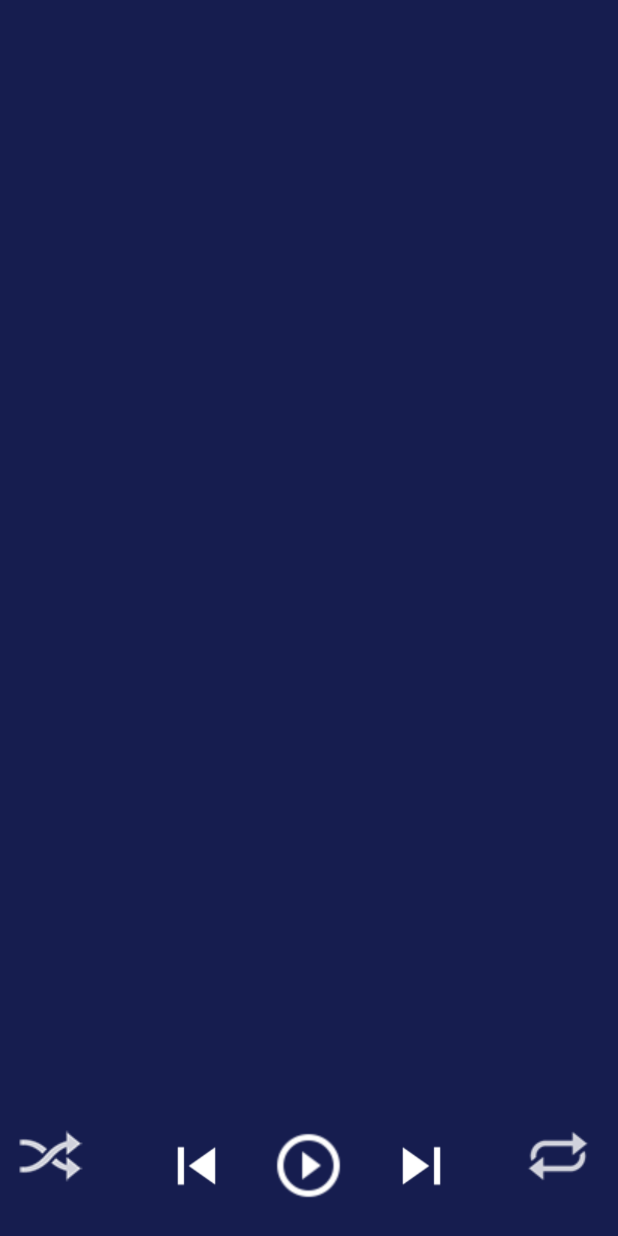
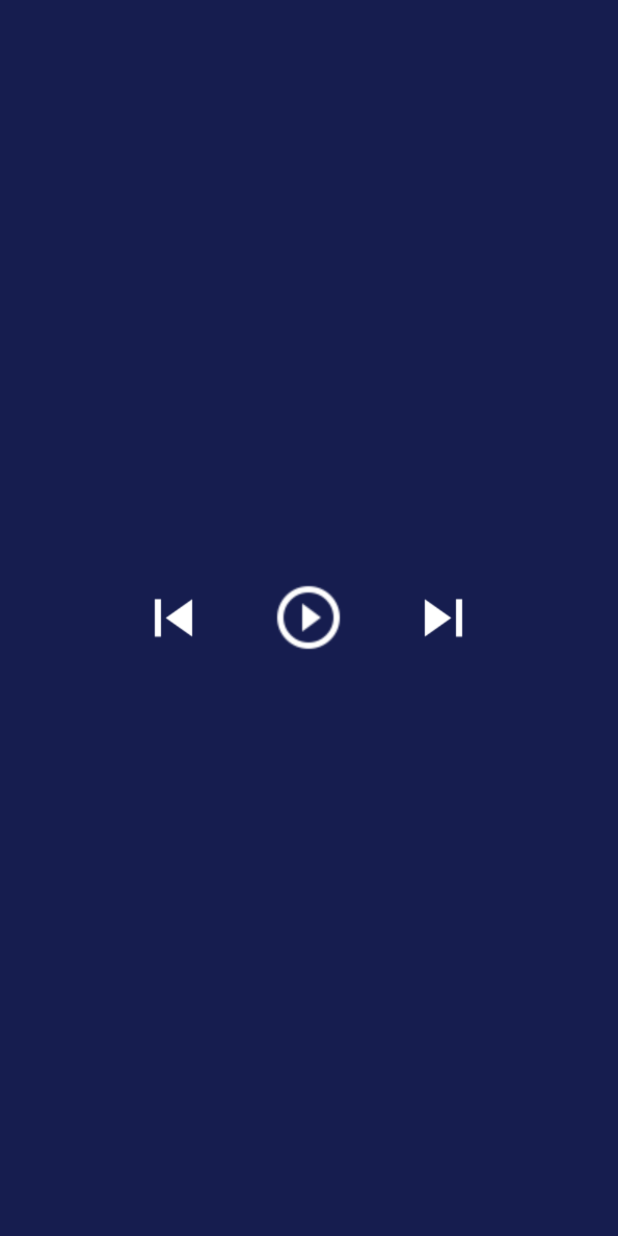
Before and after one commit to trungnguyenduy139/ProjectFPT, an Android app: the layout activity_main.xml on its own in the app's theme, with its tools: preview values and no code run, on a phone screen of 412 x 824 dp. Run offline under Robolectric (Android 15) with nearby library versions, the phone set to English and light mode, and no system bars.

Commit message:
remove unused view

```diff
--- a/app/src/main/java/com/example/trungnguyen/finalprojectfpt/PlayerService.kt
+++ b/app/src/main/java/com/example/trungnguyen/finalprojectfpt/PlayerService.kt
@@ -26,7 +26,7 @@ class PlayerService : Service() {
 
     override fun onCreate() {
         mMediaPlayer = MediaPlayer()
-        registerReceiver(songUrlReceiver, IntentFilter(
+        registerReceiver(mReceiver, IntentFilter(
                 MainActivity.Companion.INTENT_SERVICE))
     }
 
@@ -34,7 +34,7 @@ class PlayerService : Service() {
         return Service.START_NOT_STICKY
     }
 
-    private var songUrlReceiver: BroadcastReceiver = object : BroadcastReceiver() {
+    private var mReceiver: BroadcastReceiver = object : BroadcastReceiver() {
         override fun onReceive(context: Context, intent: Intent) {
             val url: String? = intent.getStringExtra(MainActivity.Companion.URL)
             if (mUrl == null || mUrl != url) {
@@ -57,7 +57,7 @@ class PlayerService : Service() {
     override fun onBind(intent: Intent): IBinder? = mMessenger.binder
 
     override fun onDestroy() {
-        unregisterReceiver(songUrlReceiver)
+        unregisterReceiver(mReceiver)
         mMediaPlayer!!.release()
     }
 
--- a/app/src/main/res/layout/activity_main.xml
+++ b/app/src/main/res/layout/activity_main.xml
@@ -1,97 +1,33 @@
 <?xml version="1.0" encoding="utf-8"?>
-<RelativeLayout
+<LinearLayout
     xmlns:android="http://schemas.android.com/apk/res/android"
     xmlns:tools="http://schemas.android.com/tools"
     android:layout_width="match_parent"
     android:layout_height="match_parent"
     android:id="@+id/rootFragmentNowPlaying"
     android:background="#161d4f"
+    android:gravity="center"
     tools:context="com.example.trungnguyen.finalprojectfpt.MainActivity">
-    <TextView
-        android:visibility="invisible"
-        android:layout_width="wrap_content"
-        android:layout_height="wrap_content"
-        android:text="0:0"
-        android:id="@+id/tvMaxTime"
-        android:layout_alignParentLeft="true"
-        android:layout_alignParentStart="true"
-        android:layout_marginLeft="6dp"
-        android:layout_alignParentBottom="true"
-        android:layout_marginBottom="92dp"
-        android:textColor="#ffffff" />
+    <ImageView
+        android:layout_margin="20dp"
+        android:layout_width="50dp"
+        android:layout_height="50dp"
+        android:id="@+id/btSkipPrevious"
+        android:src="@drawable/ic_skip_previous_white_48dp" />
 
-    <TextView
-        android:visibility="invisible"
-        android:layout_width="wrap_content"
-        android:layout_height="wrap_content"
-        android:text="0:0"
-        android:id="@+id/tvCurrentPosition"
-        android:layout_alignParentRight="true"
-        android:layout_alignParentEnd="true"
-        android:layout_marginRight="6dp"
-        android:layout_alignParentBottom="true"
-        android:layout_marginBottom="90dp"
-        android:textColor="#ffffff" />
-
-    <SeekBar
-        android:visibility="invisible"
-        android:layout_width="300dp"
-        android:layout_height="wrap_content"
-        android:id="@+id/seekBar"
-        android:layout_alignParentBottom="true"
-        android:layout_marginBottom="84dp"
-        android:layout_centerHorizontal="true"
-        android:indeterminate="false" />
 
     <ImageView
+        android:layout_margin="20dp"
         android:layout_width="50dp"
         android:layout_height="50dp"
         android:id="@+id/btPlayPause"
-        android:layout_alignParentBottom="true"
-        android:layout_centerHorizontal="true"
-        android:layout_marginBottom="22dp"
         android:src="@drawable/play_circle" />
 
-    <ImageView
-        android:layout_width="wrap_content"
-        android:layout_height="wrap_content"
-        android:id="@+id/btRepeat"
-        android:layout_alignBottom="@+id/btPlayPause"
-        android:layout_alignRight="@+id/tvCurrentPosition"
-        android:layout_alignEnd="@+id/tvCurrentPosition"
-        android:layout_marginRight="10dp"
-        android:layout_marginBottom="7dp"
-        android:src="@drawable/btn_playback_repeat" />
 
     <ImageView
-        android:layout_width="wrap_content"
-        android:layout_height="wrap_content"
-        android:id="@+id/btSuffle"
-        android:layout_alignBottom="@+id/btPlayPause"
-        android:layout_alignParentLeft="true"
-        android:layout_alignParentStart="true"
-        android:layout_marginBottom="7dp"
-        android:layout_marginLeft="10dp"
-        android:src="@drawable/btn_playback_shuffle" />
-
-    <ImageView
+        android:layout_margin="20dp"
         android:layout_width="50dp"
         android:layout_height="50dp"
         android:id="@+id/btSkipNext"
-        android:layout_alignBottom="@+id/btPlayPause"
-        android:layout_alignRight="@+id/seekBar"
-        android:layout_alignEnd="@+id/seekBar"
-        android:layout_marginRight="50dp"
         android:src="@drawable/ic_skip_next_white_48dp" />
-
-    <ImageView
-        android:layout_width="50dp"
-        android:layout_height="50dp"
-        android:id="@+id/btSkipPrevious"
-        android:layout_alignBottom="@+id/btSkipNext"
-        android:layout_alignLeft="@+id/seekBar"
-        android:layout_alignStart="@+id/seekBar"
-        android:layout_marginLeft="50dp"
-        android:src="@drawable/ic_skip_previous_white_48dp" />
-
-</RelativeLayout>
+</LinearLayout>
```
